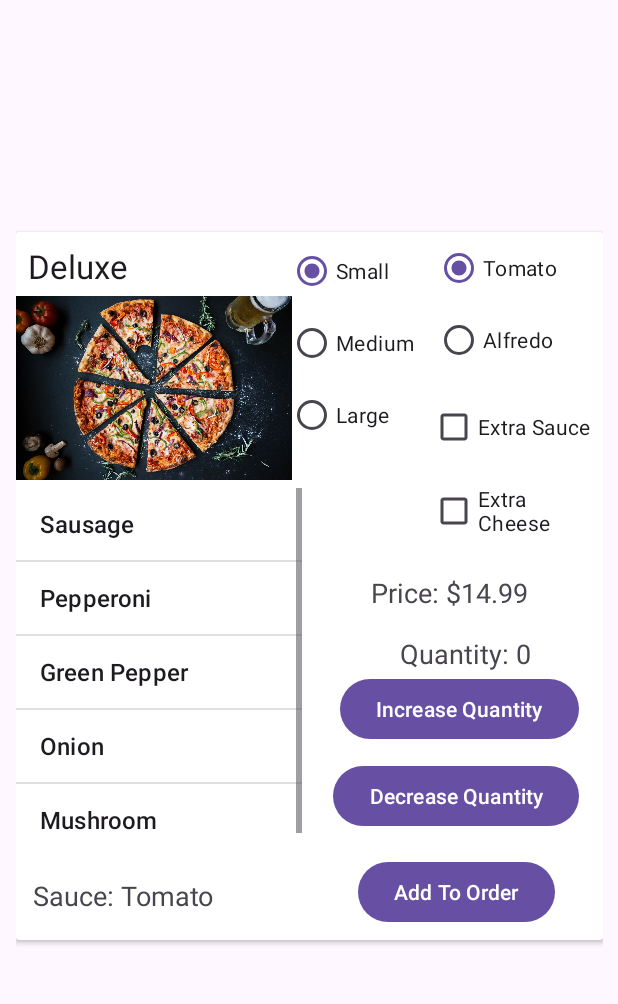
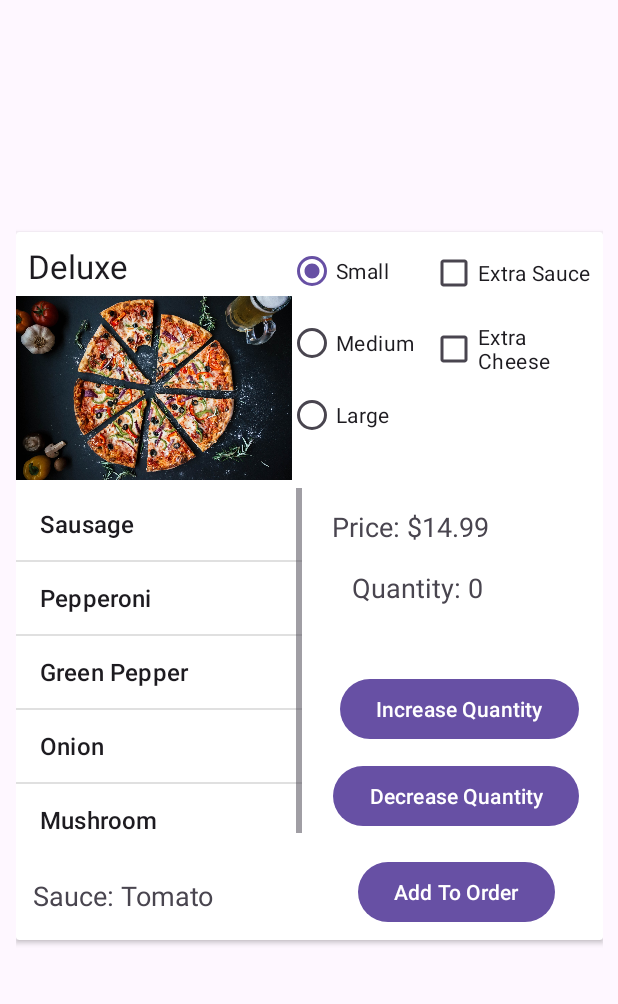
Before and after one commit to NoodleTaco/AndroidPizzaApp, an Android app: the screen it shows after launch (SpecialtyPizzaActivity), after a tap on "Specialty Pizzas", on a phone screen of 412 x 824 dp, the part 68-1072 px from its top. Run offline under Robolectric (Android 15) with nearby library versions, the phone set to English and light mode, and no system bars.

Commit message:
Fixed some requirements and filled out some comments

```diff
--- a/app/src/main/java/com/example/cs213project5new/GlobalStoreOrder.java
+++ b/app/src/main/java/com/example/cs213project5new/GlobalStoreOrder.java
@@ -1,11 +1,23 @@
 package com.example.cs213project5new;
 
+/**
+ * This class implements the singleton design pattern by having an instance of storeOrder be shared
+ * between all activities
+ * @author Donald Yubeaton, Michael Kassie
+ */
 public final class GlobalStoreOrder {
-    private static GlobalStoreOrder globalStoreOrder; //single instance
+    private static GlobalStoreOrder globalStoreOrder;
     private StoreOrder storeOrder;
 
+    /**
+     * Private Constructor to be called when the global instance has not been initialized
+     */
     private GlobalStoreOrder(){}
 
+    /**
+     * Retrieves or creates the global instance of GlobalStoreOrder
+     * @return The instance of GlobalStoreOrder
+     */
     public static synchronized GlobalStoreOrder getInstance(){
         if(globalStoreOrder == null){
             globalStoreOrder = new GlobalStoreOrder();
@@ -13,9 +25,18 @@ public final class GlobalStoreOrder {
         return globalStoreOrder;
     }
 
+    /**
+     * Sets the GlobalStoreOrder
+     * @param storeOrder The GlobalStoreOrder
+     */
     public void setGlobalStoreOrder(StoreOrder storeOrder){
         this.storeOrder = storeOrder;
     }
+
+    /**
+     * Gets the storeOrder contained within the GlobalStoreOrder instance
+     * @return The store order
+     */
     public StoreOrder getStoreOrder(){
         return storeOrder;
     }
--- a/app/src/main/java/com/example/cs213project5new/SpecialtyPizzaViewHolder.java
+++ b/app/src/main/java/com/example/cs213project5new/SpecialtyPizzaViewHolder.java
@@ -49,8 +49,6 @@ public class SpecialtyPizzaViewHolder extends RecyclerView.ViewHolder{
         smallRadioButton = itemView.findViewById(R.id.smallRadioButton);
         mediumRadioButton = itemView.findViewById(R.id.mediumRadioButton);
         largeRadioButton = itemView.findViewById(R.id.largeRadioButton);
-        tomatoRadioButton = itemView.findViewById(R.id.tomatoSelectionRadioButton);
-        alfredoRadioButton = itemView.findViewById(R.id.alfredoSelectionRadioButton);
         extraSauceCheckBox = itemView.findViewById(R.id.extraSauceSelectionCheckBox);
         extraCheeseCheckBox = itemView.findViewById(R.id.extraCheeseSelectionCheckBox);
         toppingsListView = itemView.findViewById(R.id.recyclerToppingsListView);
--- a/app/src/main/res/layout/recycler_view_row.xml
+++ b/app/src/main/res/layout/recycler_view_row.xml
@@ -36,7 +36,7 @@
                 android:layout_width="wrap_content"
                 android:layout_height="wrap_content"
                 android:layout_marginTop="16dp"
-                android:layout_marginEnd="48dp"
+                android:layout_marginEnd="80dp"
                 android:textAppearance="@style/TextAppearance.AppCompat.Medium"
                 app:layout_constraintEnd_toEndOf="parent"
                 app:layout_constraintTop_toBottomOf="@+id/recyclerPriceTextView" />
@@ -91,50 +91,24 @@
                     android:text="@string/largeRadioButtonText" />
             </RadioGroup>
 
-            <RadioGroup
-                android:id="@+id/radioGroup4"
-                android:layout_width="0dp"
-                android:layout_height="0dp"
-                android:layout_marginBottom="3dp"
-                app:layout_constraintBottom_toTopOf="@+id/extraSauceSelectionCheckBox"
-                app:layout_constraintEnd_toEndOf="parent"
-                app:layout_constraintStart_toEndOf="@+id/radioGroup3"
-                app:layout_constraintTop_toTopOf="parent">
-
-                <RadioButton
-                    android:id="@+id/tomatoSelectionRadioButton"
-                    android:layout_width="match_parent"
-                    android:layout_height="wrap_content"
-                    android:checked="true"
-                    android:text="@string/tomatoRadioButtonText" />
-
-                <RadioButton
-                    android:id="@+id/alfredoSelectionRadioButton"
-                    android:layout_width="match_parent"
-                    android:layout_height="wrap_content"
-                    android:text="@string/alfredoRadioButtonText" />
-            </RadioGroup>
-
             <CheckBox
                 android:id="@+id/extraSauceSelectionCheckBox"
                 android:layout_width="121dp"
                 android:layout_height="49dp"
-                android:layout_marginBottom="5dp"
                 android:text="@string/extra_sauce"
                 app:layout_constraintBottom_toTopOf="@+id/extraCheeseSelectionCheckBox"
                 app:layout_constraintEnd_toEndOf="parent"
                 app:layout_constraintHorizontal_bias="0.0"
-                app:layout_constraintStart_toStartOf="@+id/extraCheeseSelectionCheckBox"
-                app:layout_constraintTop_toBottomOf="@+id/radioGroup4" />
+                app:layout_constraintStart_toStartOf="@+id/extraCheeseSelectionCheckBox" />
 
             <CheckBox
                 android:id="@+id/extraCheeseSelectionCheckBox"
                 android:layout_width="115dp"
                 android:layout_height="52dp"
-                android:layout_marginTop="8dp"
+                android:layout_marginBottom="190dp"
                 android:text="@string/extra_cheese"
-                app:layout_constraintEnd_toEndOf="parent"
-                app:layout_constraintTop_toBottomOf="@+id/radioGroup3" />
+                app:layout_constraintBottom_toTopOf="@+id/increaseQuantityButton"
+                app:layout_constraintEnd_toEndOf="parent" />
 
             <ListView
                 android:id="@+id/recyclerToppingsListView"
@@ -163,8 +137,8 @@
                 android:id="@+id/recyclerPriceTextView"
                 android:layout_width="wrap_content"
                 android:layout_height="wrap_content"
-                android:layout_marginTop="16dp"
-                android:layout_marginEnd="50dp"
+                android:layout_marginTop="80dp"
+                android:layout_marginEnd="76dp"
                 android:textAppearance="@style/TextAppearance.AppCompat.Medium"
                 app:layout_constraintEnd_toEndOf="parent"
                 app:layout_constraintTop_toBottomOf="@+id/extraCheeseSelectionCheckBox" />
```
Also changed, not shown: app/src/main/java/com/example/cs213project5new/AlertDialogMaker.java (+10 -0 lines), app/src/main/java/com/example/cs213project5new/BuildYourOwnActivity.java (+49 -20 lines), app/src/main/java/com/example/cs213project5new/CurrentOrderActivity.java (+29 -0 lines), app/src/main/java/com/example/cs213project5new/MainActivity.java (+24 -4 lines), app/src/main/java/com/example/cs213project5new/Pizza.java (+19 -12 lines).
